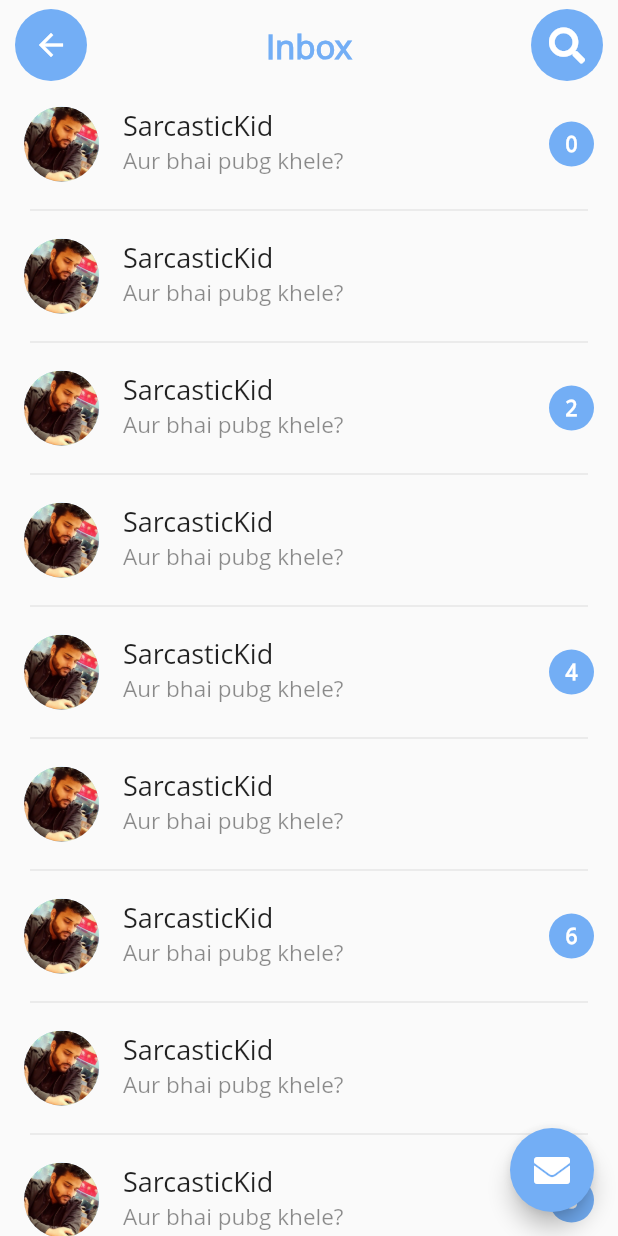
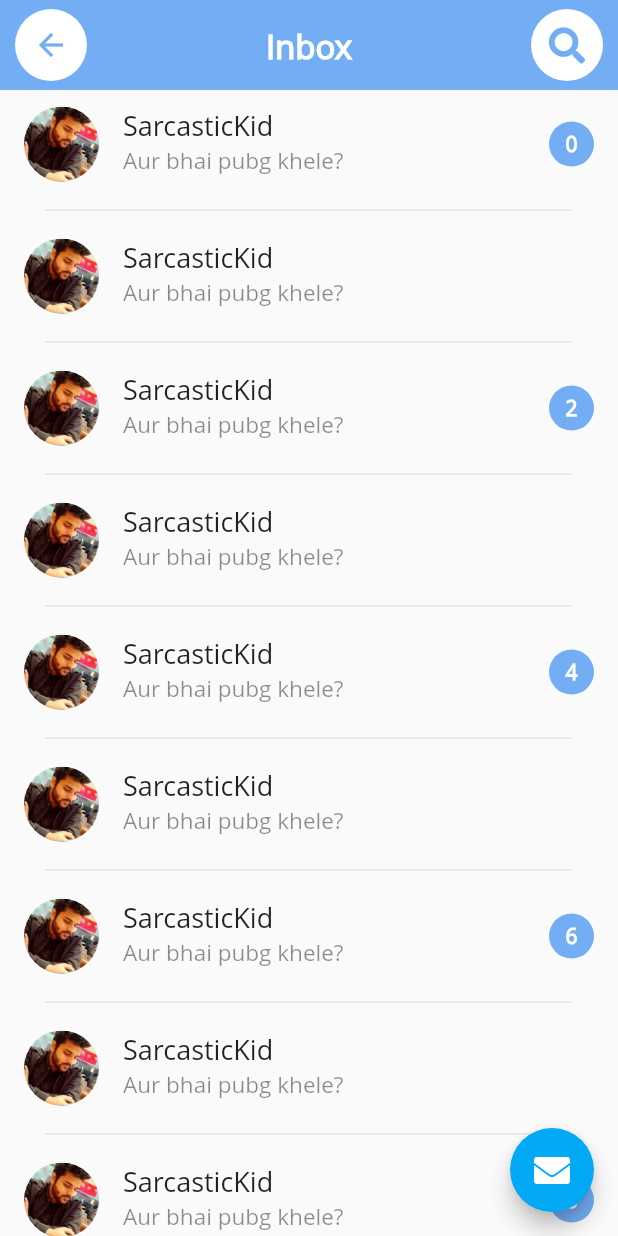
Before and after one commit to kunalsahni99/Xapp, a Flutter app: the screen it shows after launch, after a tap on an icon or button, on a phone screen of 412 x 824 dp. Run offline on Flutter 3.47's test engine with Material 2 defaults, Android fonts, the phone set to English and light mode, and no system bars; our stand-ins replace auto_animated, circular_check_box, dotted_border, flutter_spinkit, fluttertoast, font_awesome_flutter and 2 more; missing offline and left inert: fade.

Commit message:
some necessary changes

```diff
--- a/lib/home/chats.dart
+++ b/lib/home/chats.dart
@@ -2,7 +2,9 @@
 import 'package:flutter/material.dart';
 import 'package:font_awesome_flutter/font_awesome_flutter.dart';
 
+import '../transitions/slide_top_route.dart';
 import '../utils/prefs.dart';
+import 'follow_list.dart';
 import 'user_avatar.dart';
 
 class Chats extends StatefulWidget {
@@ -20,7 +22,7 @@
         child: SafeArea(
           top: true,
           child: Container(
-            color: Colors.transparent,
+            color: Color(0xff73aef5),
             child: Padding(
               padding: EdgeInsets.only(left: 10.0, right: 10.0),
               child: Row(
@@ -29,17 +31,17 @@
                   Container(
                     decoration: BoxDecoration(
                       shape: BoxShape.circle,
-                      color: Color(0xff73aef5)
+                      color: Colors.white
                     ),
                     child: IconButton(
-                      icon: Icon(Utils().retIOS() ? Icons.arrow_back_ios : Icons.arrow_back, color: Colors.white),
+                      icon: Icon(Utils().retIOS() ? Icons.arrow_back_ios : Icons.arrow_back, color: Color(0xff73aef5)),
                       onPressed: () => Navigator.pop(context),
                     ),
                   ),
 
                   Text('Inbox',
                     style: TextStyle(
-                      color: Color(0xff73aef5),
+                      color: Colors.white,
                       fontSize: 22.0,
                       fontWeight: FontWeight.bold
                     ),
@@ -48,11 +50,11 @@
                   Container(
                     decoration: BoxDecoration(
                         shape: BoxShape.circle,
-                        color: Color(0xff73aef5)
+                        color: Colors.white
                     ),
                     child: Center(
                       child: IconButton(
-                        icon: Icon(FontAwesomeIcons.search, color: Colors.white),
+                        icon: Icon(FontAwesomeIcons.search, color: Color(0xff73aef5)),
                         onPressed: (){},
                       ),
                     ),
@@ -67,7 +69,7 @@
       body: ListView.separated(
         itemCount: 10,
         separatorBuilder: (context, index) => Padding(
-          padding: EdgeInsets.only(left: 20.0, right: 20.0),
+          padding: EdgeInsets.only(left: 30.0, right: 30.0),
           child: Divider(),
         ),
         itemBuilder: (context, index){
@@ -130,8 +132,8 @@
       ),
 
       floatingActionButton: FloatingActionButton(
-        onPressed: (){},
-        backgroundColor: Color(0xff73aef5),
+        onPressed: () => Navigator.push(context, SlideTopRoute(page: FollowList())),
+        backgroundColor: Colors.lightBlue,
         child: Icon(FontAwesomeIcons.solidEnvelope, color: Colors.white),
       ),
     );
--- a/lib/main.dart
+++ b/lib/main.dart
@@ -9,8 +9,8 @@
 
 void main(){
   SystemChrome.setSystemUIOverlayStyle(SystemUiOverlayStyle(
-    systemNavigationBarColor: Color(0xff73aef5),
-    statusBarColor: Color(0xff73aef5),
+    systemNavigationBarColor: Colors.white,
+    statusBarColor: Colors.white,
   ));
   runApp(MyApp());
 }
@@ -18,13 +18,16 @@
 class MyApp extends StatelessWidget {
   @override
   Widget build(BuildContext context) {
-    return ChangeNotifierProvider<Prefs>(
-      create: (_) => Prefs(),
+    return MultiProvider(
+      providers: [
+        ChangeNotifierProvider<Prefs>(create: (_) => Prefs()),
+        ChangeNotifierProvider<Count>(create: (_) => Count())
+      ],
       child: MaterialApp(
         title: 'Xapp',
         theme: ThemeData(
-          primaryColor: Color(0xff73aef5),
-          accentColor: Color(0xff73aef5),
+          primaryColor: Colors.white,
+          accentColor: Colors.white,
           fontFamily: 'Open Sans',
         ),
         debugShowCheckedModeBanner: false,
--- a/pubspec.yaml
+++ b/pubspec.yaml
@@ -41,6 +41,7 @@
   line_icons: ^0.2.0
   fade: ^1.0.0
   dotted_border: ^1.0.5
+  circular_check_box: ^1.0.1
 
 # For information on the generic Dart part of this file, see the
 # following page: https://dart.dev/tools/pub/pubspec
```
Also changed, not shown: lib/home/add_post.dart (+6 -6 lines), lib/home/further_info.dart (+15 -4 lines), lib/home/mainpage.dart (+13 -1 lines), lib/utils/prefs.dart (+19 -0 lines), pubspec.lock.
